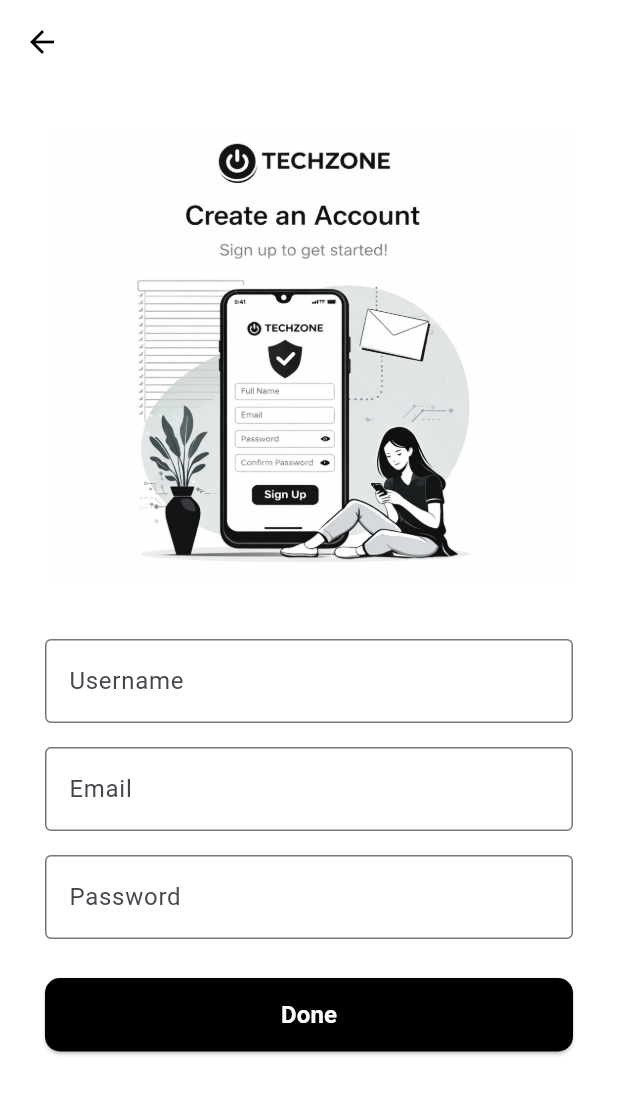
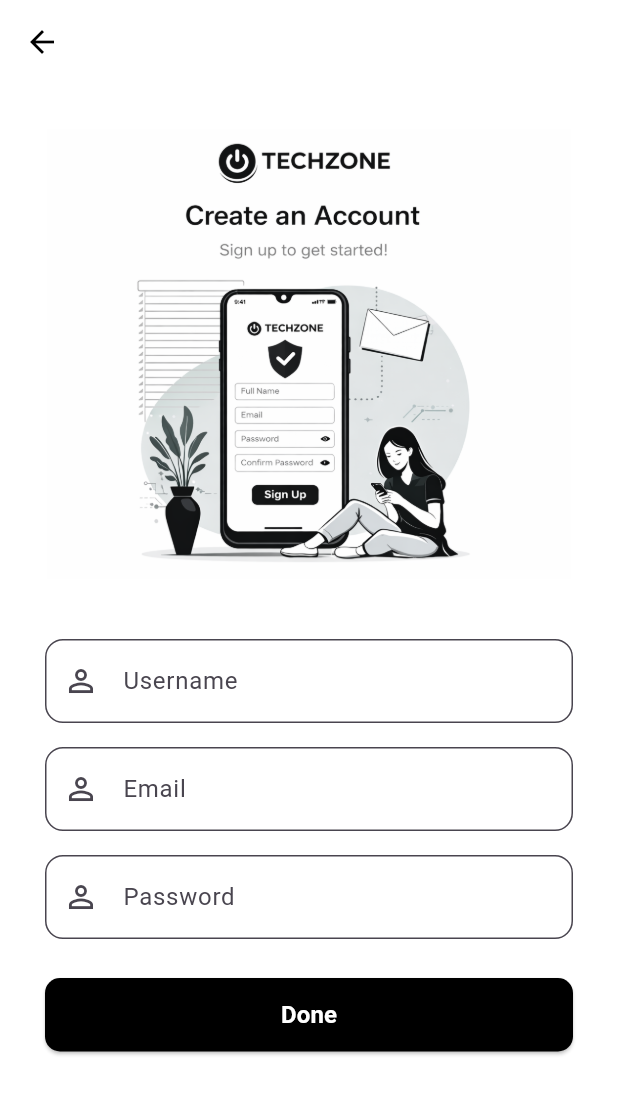
Before and after one commit to shovashanjida/Tech-Zone, a Flutter app: the SignUpPage screen opened directly, on a phone screen of 412 x 824 dp. Shown: the top 1094 px of the screen. Run offline on Flutter 3.47's test engine with Material 3 defaults, Android fonts, the phone set to English and light mode, and no system bars; our stand-ins replace firebase_auth, firebase_core; accounts and stored records are empty.

Commit message:
sign up log in

```diff
--- a/lib/sign_up_screen.dart
+++ b/lib/sign_up_screen.dart
@@ -1,3 +1,4 @@
+import 'package:firebase_auth/firebase_auth.dart';
 import 'package:flutter/material.dart';
 import 'package:tech_zone_ui/mainscreen.dart';
 
@@ -10,9 +11,36 @@ class SignUpPage extends StatefulWidget {
 
 class _SignUpPageState extends State<SignUpPage> {
 
+  final _formKey = GlobalKey<FormState>();
   final _nameCtrl = TextEditingController();
   final _gmailCtrl = TextEditingController();
   final _passCtrl = TextEditingController();
+
+  Future<void> _signUp() async{
+    if(!_formKey.currentState!.validate()){
+      return;
+    }
+    try{
+      final credential = await FirebaseAuth.instance.createUserWithEmailAndPassword(
+          email: _gmailCtrl.text.trim(),
+          password: _passCtrl.text.trim()
+      );
+      await credential.user!.updateDisplayName(_nameCtrl.text.trim());
+      await credential.user!.reload();
+
+      Navigator.pushReplacement(context,
+          MaterialPageRoute(builder: (context) => MainScreen())
+      );
+    } on FirebaseAuthException catch(e){
+      ScaffoldMessenger.of(context).showSnackBar(
+        SnackBar(content: Text(e.message ?? 'Registration failed')),
+      );
+    }catch(e){
+      ScaffoldMessenger.of(context).showSnackBar(
+        SnackBar(content: Text('Error: ${e.toString()}')),
+      );
+    }
+  }
 
   @override
   void dispose() {
@@ -35,6 +63,8 @@ class _SignUpPageState extends State<SignUpPage> {
         child: Center(
           child: Padding(
             padding: const EdgeInsets.all(30),
+            child : Form(
+              key: _formKey,
             child: Column(
               mainAxisAlignment: MainAxisAlignment.center,
               crossAxisAlignment: CrossAxisAlignment.center,
@@ -46,31 +76,52 @@ class _SignUpPageState extends State<SignUpPage> {
                 ),
                 SizedBox(height: 40),
 
-                TextField(
+                TextFormField(
                   controller: _nameCtrl,
                   decoration: const InputDecoration(
+                    filled: true,
+                    fillColor: Colors.white,
+                    prefixIcon: Icon(Icons.person_outline),
                     labelText: 'Username',
-                    border: OutlineInputBorder(),
+                    border: OutlineInputBorder(
+                      borderRadius: BorderRadius.all(Radius.circular(12)),
+                    ),
                   ),
+                  validator: (value) =>
+                      value!.isEmpty ? 'Enter your full name' : null,
                 ),
                 SizedBox(height: 16),
 
-                TextField(
+                TextFormField(
                   controller: _gmailCtrl,
                   decoration: const InputDecoration(
+                    filled: true,
+                    fillColor: Colors.white,
+                    prefixIcon: Icon(Icons.person_outline),
                     labelText: 'Email',
-                    border: OutlineInputBorder(),
+                    border: OutlineInputBorder(
+                      borderRadius: BorderRadius.all(Radius.circular(12)),
+                    ),
                   ),
+                  validator: (value) =>
+                  value!.isEmpty ? 'Enter your email' : null,
                 ),
                 SizedBox(height: 16),
 
-                TextField(
+                TextFormField(
                   controller: _passCtrl,
                   obscureText: true,
                   decoration: const InputDecoration(
+                    filled: true,
+                    fillColor: Colors.white,
+                    prefixIcon: Icon(Icons.person_outline),
                     labelText: 'Password',
-                    border: OutlineInputBorder(),
+                    border: OutlineInputBorder(
+                      borderRadius: BorderRadius.all(Radius.circular(12)),
+                    ),
                   ),
+                  validator: (value) =>
+                      value!.length < 6 ? 'Minimum 6 characters' : null,
                 ),
                 SizedBox(height: 26),
 
@@ -78,11 +129,9 @@ class _SignUpPageState extends State<SignUpPage> {
                   width: double.infinity,
                   height: 49,
                   child: ElevatedButton(
-                    onPressed: (){
+                    onPressed: _signUp,
                       //HOME SCREEN ROUTE
-                      Navigator.pushReplacement(context,
-                          MaterialPageRoute(builder: (context) => MainScreen(),));
-                    },
+
                     style: ElevatedButton.styleFrom(
                       backgroundColor: Colors.black,
                       shape: RoundedRectangleBorder(
@@ -105,6 +154,7 @@ class _SignUpPageState extends State<SignUpPage> {
           ),
         ),
       ),
+      ),
     );
   }
 }
--- a/pubspec.yaml
+++ b/pubspec.yaml
@@ -35,6 +35,7 @@ dependencies:
   # Use with the CupertinoIcons class for iOS style icons.
   cupertino_icons: ^1.0.8
   firebase_core: ^4.6.0
+  firebase_auth: ^6.3.0
 dev_dependencies:
   flutter_test:
     sdk: flutter
```
Also changed, not shown: lib/login_screen.dart (+62 -10 lines), pubspec.lock.
